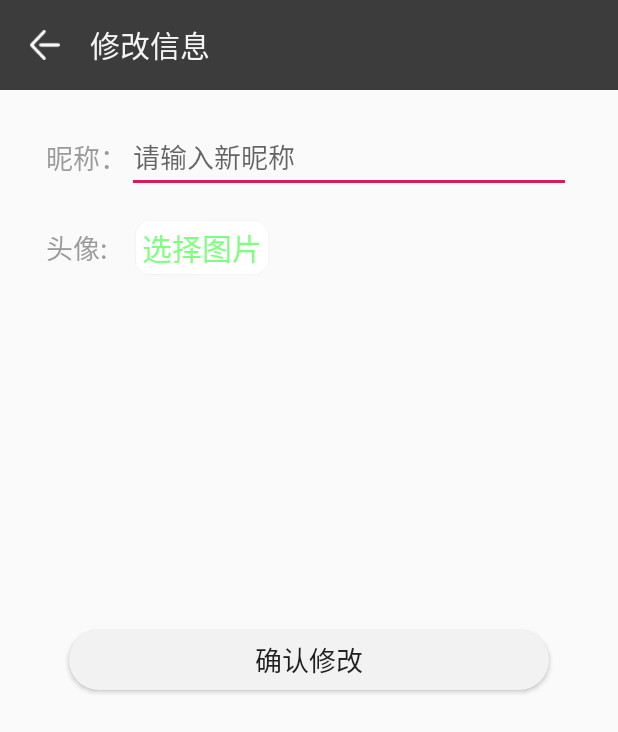
After one commit to yangbo981205/Graduation_project, an Android app: the HeadActivity screen opened directly, with no data from a screen before it, on a phone screen of 412 x 824 dp. The commit adds this screen. Shown: the top 732 px of the screen. Run offline under Robolectric (Android 15) with nearby library versions, the phone set to English and light mode, and no system bars.

Commit message:
框架基本完成

```diff
--- /dev/null
+++ b/GraduatioProject_Android/app/src/main/java/com/example/graduatioproject_android/FragmentMy/HeadActivity.java
@@ -0,0 +1,105 @@
+package com.example.graduatioproject_android.FragmentMy;
+
+import androidx.appcompat.app.AppCompatActivity;
+import androidx.core.app.ActivityCompat;
+import androidx.core.content.ContextCompat;
+
+
+import android.Manifest;
+import android.app.Activity;
+import android.content.Intent;
+import android.content.pm.PackageManager;
+import android.database.Cursor;
+import android.graphics.Bitmap;
+import android.graphics.BitmapFactory;
+import android.net.Uri;
+import android.os.Bundle;
+import android.provider.MediaStore;
+import android.view.View;
+import android.widget.Button;
+import android.widget.EditText;
+import android.widget.ImageView;
+import android.widget.TextView;
+
+import com.example.graduatioproject_android.R;
+import com.example.graduatioproject_android.tools.FragmentManager;
+
+public class HeadActivity extends AppCompatActivity {
+
+    private static final int IMAGE = 1;
+    private TextView exitChangeTV=null;
+    private EditText changeNicknameET=null;
+    private Button selectPhotoBtn=null;
+    private Button affirmChangeBtn=null;
+    private ImageView HeadChangeIV=null;
+    private String path=null;
+    private MyListener myListener;
+
+    @Override
+    protected void onCreate(Bundle savedInstanceState) {
+        super.onCreate(savedInstanceState);
+        setContentView(R.layout.activity_head);
+        getWindow().setStatusBarColor(0xff4f4f4f);
+
+        exitChangeTV=(TextView)findViewById(R.id.exitChangeTV);
+        changeNicknameET=(EditText)findViewById(R.id.changeNicknameET);
+        selectPhotoBtn=(Button)findViewById(R.id.selectPhotoBtn);
+        affirmChangeBtn=(Button)findViewById(R.id.affirmChangeBtn);
+        HeadChangeIV=(ImageView)findViewById(R.id.HeadChangeIV);
+        myListener=new MyListener();
+
+        exitChangeTV.setOnClickListener(myListener);
+        selectPhotoBtn.setOnClickListener(myListener);
+        affirmChangeBtn.setOnClickListener(myListener);
+    }
+    private class MyListener implements View.OnClickListener{
+        @Override
+        public void onClick(View view) {
+            switch (view.getId()){
+                case (R.id.exitChangeTV):
+                    Intent exit_jumpIntent=new Intent(HeadActivity.this, FragmentManager.class);
+                    startActivity(exit_jumpIntent);
+                    finish();
+                    break;
+                case (R.id.selectPhotoBtn):
+                    if(ContextCompat.checkSelfPermission(HeadActivity.this, Manifest.permission.READ_EXTERNAL_STORAGE)!= PackageManager.PERMISSION_GRANTED){
+                        ActivityCompat.requestPermissions(HeadActivity.this,new String[]{Manifest.permission.READ_EXTERNAL_STORAGE},1);//运行时申请权限
+                    }else {
+                        Intent intent = new Intent(Intent.ACTION_PICK, android.provider.MediaStore.Images.Media.EXTERNAL_CONTENT_URI);
+                        startActivityForResult(intent, IMAGE);
+                    }
+                    break;
+                case (R.id.affirmChangeBtn):
+                    //提交服务器
+
+
+                    break;
+                default:
+                    break;
+            }
+        }
+    }
+
+    @Override
+    protected void onActivityResult(int requestCode, int resultCode, Intent data) {
+        super.onActivityResult(requestCode, resultCode, data);
+        if (requestCode == IMAGE && resultCode == Activity.RESULT_OK && data != null) {
+            Uri selectedImage = data.getData();
+            String [] filePathColumns = {MediaStore.Images.Media.DATA};
+            Cursor c = getContentResolver().query(selectedImage, filePathColumns, null, null, null);
+            c.moveToFirst();
+            path = c.getString(c.getColumnIndex(MediaStore.Images.Media.DATA));
+            int columnIndex = c.getColumnIndex(filePathColumns[0]);
+            String imagePath = c.getString(columnIndex);
+            showImage(imagePath);
+            c.close();
+        }
+    }
+    /**
+     * 加载图片
+     * */
+    private void showImage(String imagePath){
+        Bitmap bm = BitmapFactory.decodeFile(imagePath);
+        HeadChangeIV.setImageBitmap(bm);
+    }
+}
--- /dev/null
+++ b/GraduatioProject_Android/app/src/main/res/layout/activity_head.xml
@@ -0,0 +1,141 @@
+<?xml version="1.0" encoding="utf-8"?>
+<LinearLayout xmlns:android="http://schemas.android.com/apk/res/android"
+    xmlns:app="http://schemas.android.com/apk/res-auto"
+    xmlns:tools="http://schemas.android.com/tools"
+    android:layout_width="match_parent"
+    android:layout_height="match_parent"
+    android:orientation="horizontal"
+    tools:context=".FragmentMy.HeadActivity">
+
+    <ScrollView
+        android:layout_width="match_parent"
+        android:layout_height="wrap_content">
+
+        <LinearLayout
+            android:layout_width="match_parent"
+            android:layout_height="wrap_content"
+            android:orientation="vertical"
+            android:gravity="center_horizontal">
+
+
+            <LinearLayout
+                android:layout_width="match_parent"
+                android:layout_height="60dp"
+                android:orientation="horizontal"
+                android:gravity="center_vertical"
+                android:background="#3c3c3c">
+
+                <TextView
+                    android:layout_width="20dp"
+                    android:layout_height="30dp"/>
+                <TextView
+                    android:id="@+id/exitChangeTV"
+                    android:layout_width="20dp"
+                    android:layout_height="20dp"
+                    android:background="@mipmap/icon_exit"
+                    />
+                <TextView
+                    android:layout_width="20dp"
+                    android:layout_height="30dp"/>
+
+                <TextView
+                    android:layout_width="wrap_content"
+                    android:layout_height="wrap_content"
+                    android:text="修改信息"
+                    android:textSize="20dp"
+                    android:textColor="#f4f4f4"
+                    />
+            </LinearLayout>
+
+            <LinearLayout
+                android:layout_width="360dp"
+                android:layout_height="wrap_content"
+                android:gravity="center_horizontal"
+                android:orientation="vertical"
+                >
+
+                <TextView
+                    android:layout_width="match_parent"
+                    android:layout_height="20dp" />
+
+                <LinearLayout
+                    android:layout_width="350dp"
+                    android:layout_height="50dp"
+                    android:orientation="horizontal"
+                    android:gravity="center_vertical">
+
+                    <TextView
+                        android:layout_width="wrap_content"
+                        android:layout_height="35dp"
+                        android:text="昵称："
+                        android:textColor="#904f4f4f"
+                        android:gravity="center"
+                        android:textSize="18dp">
+
+                    </TextView>
+                    <EditText
+                        android:id="@+id/changeNicknameET"
+                        android:layout_width="match_parent"
+                        android:layout_height="wrap_content"
+                        android:textSize="18dp"
+                        android:textCursorDrawable="@drawable/style_cursor"
+                        android:hint="请输入新昵称"
+                        />
+                </LinearLayout>
+
+                <TextView
+                    android:layout_width="match_parent"
+                    android:layout_height="10dp" />
+
+                <LinearLayout
+                    android:layout_width="350dp"
+                    android:layout_height="50dp"
+                    android:orientation="horizontal"
+                    android:gravity="center_vertical">
+
+                    <TextView
+                        android:layout_width="wrap_content"
+                        android:layout_height="35dp"
+                        android:text="头像:    "
+                        android:textColor="#904f4f4f"
+                        android:textSize="18dp"
+                        android:gravity="center"/>
+                    <Button
+                        android:id="@+id/selectPhotoBtn"
+                        android:layout_width="wrap_content"
+                        android:layout_height="35dp"
+                        android:text="选择图片"
+                        android:textSize="20dp"
+                        android:textColor="#8000ff00"
+                        android:background="@drawable/style_button"/>
+
+                </LinearLayout>
+
+                <ImageView
+                    android:id="@+id/HeadChangeIV"
+                    android:layout_width="180dp"
+                    android:layout_height="180dp"
+                    />
+
+            </LinearLayout>
+
+            <TextView
+                android:layout_width="match_parent"
+                android:layout_height="50dp" />
+
+            <Button
+                android:id="@+id/affirmChangeBtn"
+                android:layout_width="320dp"
+                android:layout_height="40dp"
+                android:text="确认修改"
+                android:textSize="18dp"
+                android:background="@drawable/style_button_exit"/>
+            <TextView
+                android:layout_width="match_parent"
+                android:layout_height="50dp" />
+
+        </LinearLayout>
+
+    </ScrollView>
+
+</LinearLayout>
--- a/GraduatioProject_Android/app/src/main/res/layout/fragment_my.xml
+++ b/GraduatioProject_Android/app/src/main/res/layout/fragment_my.xml
@@ -98,7 +98,7 @@
 
                 </TextView>
                 <TextView
-                    android:id="@+id/username"
+                    android:id="@+id/numbername"
                     android:layout_width="wrap_content"
                     android:layout_height="wrap_content"
                     android:text="00000000"
@@ -136,7 +136,7 @@
                 >
 
                 <TextView
-                    android:id="@+id/ThemeTV"
+                    android:id="@+id/themeTV"
                     android:layout_width="40dp"
                     android:layout_height="40dp"
                     android:background="@mipmap/icon_theme"
@@ -449,7 +449,7 @@
                 android:layout_height="20dp" />
 
             <Button
-                android:id="@+id/exitBtn"
+                android:id="@+id/exitloginBtn"
                 android:layout_width="350dp"
                 android:layout_height="50dp"
                 android:background="@drawable/style_button_exit"
```
Also changed, not shown: GraduatioProject_Android/app/src/main/AndroidManifest.xml (+7 -1 lines), GraduatioProject_Android/app/src/main/java/com/example/graduatioproject_android/FragmentMy/FragmentMy.java (+80 -1 lines), GraduatioProject_Android/app/src/main/res/mipmap-mdpi/icon_exit.png (added).
